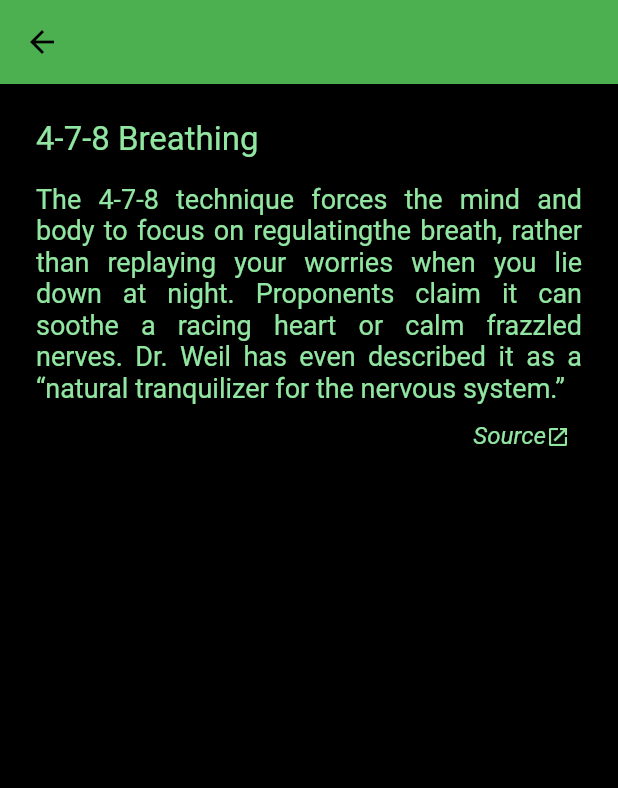
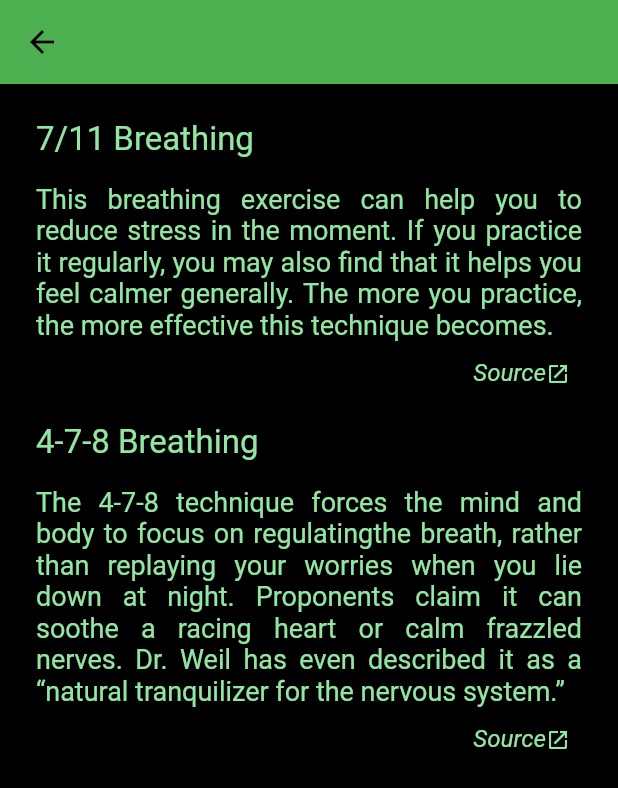
Before and after one commit to rishikesh1419/Calm-Breathing-Flutter, a Flutter app: the InfoScreen screen opened directly, on a phone screen of 412 x 824 dp. Shown: the top 788 px of the screen. Run offline on Flutter 3.47's test engine with Material 2 defaults, Android fonts, the phone set to English and light mode, and no system bars.

Commit message:
Info screen done

```diff
--- a/lib/screens/info_screen.dart
+++ b/lib/screens/info_screen.dart
@@ -1,8 +1,7 @@
 import 'package:calm_breathing/utils/constants.dart';
 import 'package:calm_breathing/widgets/app_bar.dart';
-import 'package:flutter/gestures.dart';
+import 'package:calm_breathing/widgets/info_item.dart';
 import 'package:flutter/material.dart';
-import 'package:url_launcher/url_launcher.dart';
 
 class InfoScreen extends StatelessWidget {
   @override
@@ -18,64 +17,21 @@ class InfoScreen extends StatelessWidget {
         child: Column(
           crossAxisAlignment: CrossAxisAlignment.start,
           children: [
-            const Text(
-              "4-7-8 Breathing",
-              style: TextStyle(
-                color: lightGreen,
-                fontSize: 22,
-              ),
-              textAlign: TextAlign.left,
+            InfoItem(
+              type: "7/11 Breathing",
+              details: "This breathing exercise can help you to reduce stress in the moment. " +
+                  "If you practice it regularly, you may also find that it helps you feel calmer generally. " +
+                  "The more you practice, the more effective this technique becomes.",
+              url:
+                  "https://thewellbeingthesis.org.uk/foundations-for-success/stress/711-breathing/",
             ),
-            SizedBox(height: 16.0),
-            const Text(
-              "The 4-7-8 technique forces the mind and body to focus on regulating" +
+            InfoItem(
+              type: "4-7-8 Breathing",
+              details: "The 4-7-8 technique forces the mind and body to focus on regulating" +
                   "the breath, rather than replaying your worries when you lie down at night." +
                   " Proponents claim it can soothe a racing heart or calm frazzled nerves." +
                   " Dr. Weil has even described it as a “natural tranquilizer for the nervous system.”",
-              textAlign: TextAlign.justify,
-              style: TextStyle(
-                color: lightGreen,
-                fontSize: 18,
-              ),
-            ),
-            Container(
-              padding: EdgeInsets.only(
-                top: 12.0,
-                right: 8.0,
-              ),
-              alignment: Alignment.centerRight,
-              child: RichText(
-                textAlign: TextAlign.end,
-                text: TextSpan(
-                  children: [
-                    TextSpan(
-                      recognizer: TapGestureRecognizer()
-                        ..onTap = () async {
-                          var url =
-                              "https://www.healthline.com/health/4-7-8-breathing";
-                          if (await canLaunch(url)) {
-                            await launch(url);
-                          } else {
-                            throw 'Could not launch $url';
-                          }
-                        },
-                      text: "Source",
-                      style: TextStyle(
-                        color: lightGreen,
-                        fontStyle: FontStyle.italic,
-                        fontSize: 16,
-                      ),
-                    ),
-                    WidgetSpan(
-                      child: Icon(
-                        Icons.open_in_new,
-                        color: lightGreen,
-                        size: 16,
-                      ),
-                    ),
-                  ],
-                ),
-              ),
+              url: "https://www.healthline.com/health/4-7-8-breathing",
             ),
           ],
         ),
--- /dev/null
+++ b/lib/widgets/info_item.dart
@@ -0,0 +1,82 @@
+import 'package:calm_breathing/utils/constants.dart';
+import 'package:flutter/material.dart';
+import 'package:url_launcher/url_launcher.dart';
+import 'package:flutter/gestures.dart';
+
+class InfoItem extends StatelessWidget {
+  final String type;
+  final String details;
+  final String url;
+
+  const InfoItem(
+      {Key key,
+      @required this.type,
+      @required this.details,
+      @required this.url})
+      : super(key: key);
+  @override
+  Widget build(BuildContext context) {
+    return Container(
+      padding: EdgeInsets.only(bottom: 24.0),
+      child: Column(
+        crossAxisAlignment: CrossAxisAlignment.start,
+        children: [
+          Text(
+            type,
+            style: TextStyle(
+              color: lightGreen,
+              fontSize: 22,
+            ),
+            textAlign: TextAlign.left,
+          ),
+          SizedBox(height: 16.0),
+          Text(
+            details,
+            textAlign: TextAlign.justify,
+            style: TextStyle(
+              color: lightGreen,
+              fontSize: 18,
+            ),
+          ),
+          Container(
+            padding: EdgeInsets.only(
+              top: 12.0,
+              right: 8.0,
+            ),
+            alignment: Alignment.centerRight,
+            child: RichText(
+              textAlign: TextAlign.end,
+              text: TextSpan(
+                children: [
+                  TextSpan(
+                    recognizer: TapGestureRecognizer()
+                      ..onTap = () async {
+                        if (await canLaunch(url)) {
+                          await launch(url);
+                        } else {
+                          throw 'Could not launch $url';
+                        }
+                      },
+                    text: "Source",
+                    style: TextStyle(
+                      color: lightGreen,
+                      fontStyle: FontStyle.italic,
+                      fontSize: 16,
+                    ),
+                  ),
+                  WidgetSpan(
+                    child: Icon(
+                      Icons.open_in_new,
+                      color: lightGreen,
+                      size: 16,
+                    ),
+                  ),
+                ],
+              ),
+            ),
+          ),
+        ],
+      ),
+    );
+  }
+}
```
